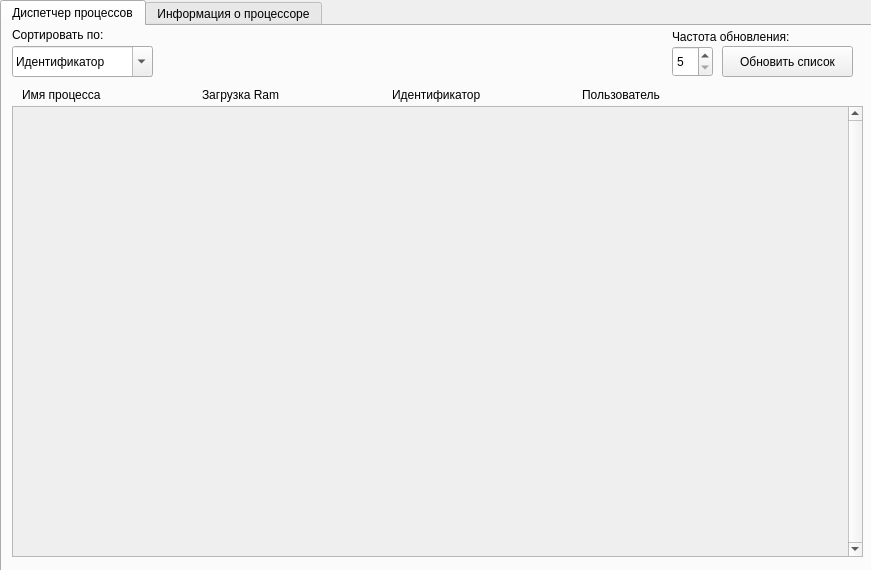
The window that mainwindow.ui (APridy/TaskManagerLinux) describes before a commit, drawn with Qt 5.
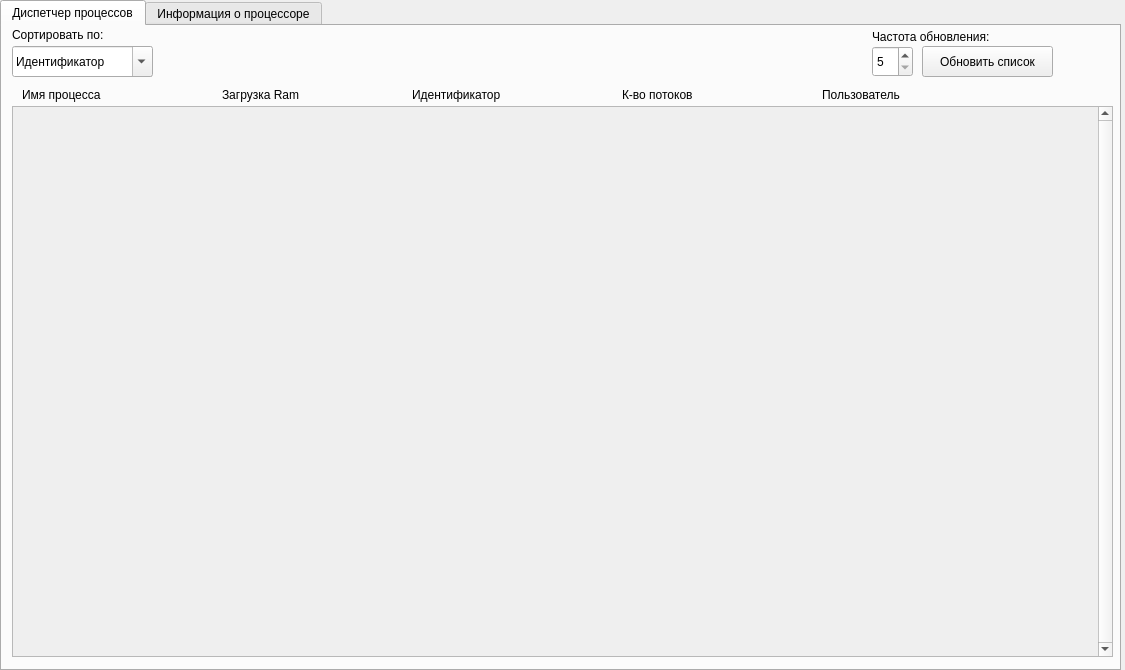
The same window after the commit. Icons and pictures are not drawn.

What changed in the file:
```diff
--- a/mainwindow.ui
+++ b/mainwindow.ui
@@ -9,8 +9,8 @@
    <rect>
     <x>0</x>
     <y>0</y>
-    <width>871</width>
-    <height>570</height>
+    <width>1125</width>
+    <height>670</height>
    </rect>
   </property>
   <property name="windowTitle">
@@ -29,8 +29,8 @@
      <rect>
       <x>0</x>
       <y>0</y>
-      <width>881</width>
-      <height>641</height>
+      <width>1121</width>
+      <height>671</height>
      </rect>
     </property>
     <property name="currentIndex">
@@ -48,8 +48,8 @@
        <rect>
         <x>10</x>
         <y>80</y>
-        <width>851</width>
-        <height>451</height>
+        <width>1101</width>
+        <height>551</height>
        </rect>
       </property>
       <property name="mouseTracking">
@@ -72,8 +72,8 @@
         <rect>
          <x>0</x>
          <y>0</y>
-         <width>835</width>
-         <height>449</height>
+         <width>1085</width>
+         <height>549</height>
         </rect>
        </property>
       </widget>
@@ -81,7 +81,7 @@
      <widget class="QPushButton" name="pushButton_2">
       <property name="geometry">
        <rect>
-        <x>720</x>
+        <x>920</x>
         <y>20</y>
         <width>131</width>
         <height>31</height>
@@ -140,7 +140,7 @@
      <widget class="QLabel" name="label_10">
       <property name="geometry">
        <rect>
-        <x>390</x>
+        <x>410</x>
         <y>60</y>
         <width>121</width>
         <height>17</height>
@@ -153,7 +153,7 @@
      <widget class="QLabel" name="label_11">
       <property name="geometry">
        <rect>
-        <x>200</x>
+        <x>220</x>
         <y>60</y>
         <width>101</width>
         <height>17</height>
@@ -166,7 +166,7 @@
      <widget class="QLabel" name="label_12">
       <property name="geometry">
        <rect>
-        <x>580</x>
+        <x>820</x>
         <y>60</y>
         <width>101</width>
         <height>17</height>
@@ -179,7 +179,7 @@
      <widget class="QSpinBox" name="spinBox">
       <property name="geometry">
        <rect>
-        <x>670</x>
+        <x>870</x>
         <y>20</y>
         <width>41</width>
         <height>31</height>
@@ -198,7 +198,7 @@
      <widget class="QLabel" name="label_13">
       <property name="geometry">
        <rect>
-        <x>670</x>
+        <x>870</x>
         <y>0</y>
         <width>171</width>
         <height>21</height>
@@ -221,6 +221,19 @@
        <string>Сортировать по:</string>
       </property>
      </widget>
+     <widget class="QLabel" name="label_15">
+      <property name="geometry">
+       <rect>
+        <x>620</x>
+        <y>60</y>
+        <width>91</width>
+        <height>17</height>
+       </rect>
+      </property>
+      <property name="text">
+       <string>К-во потоков</string>
+      </property>
+     </widget>
     </widget>
     <widget class="QWidget" name="tab_2">
      <attribute name="title">
```
Left out of the diff: 26 changed lines with no effect on the pictures.
